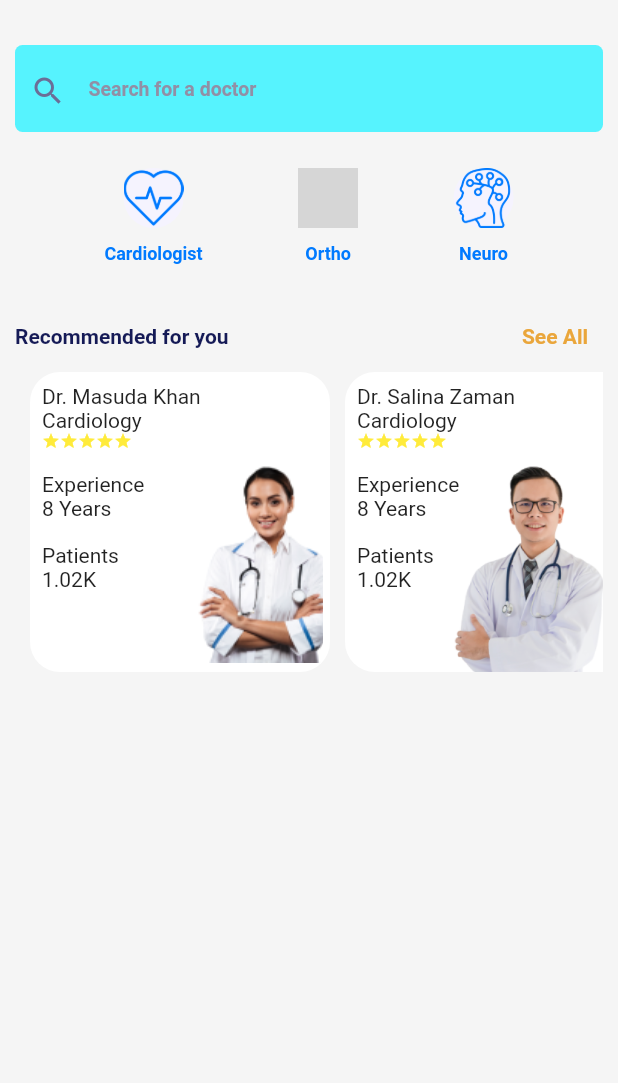
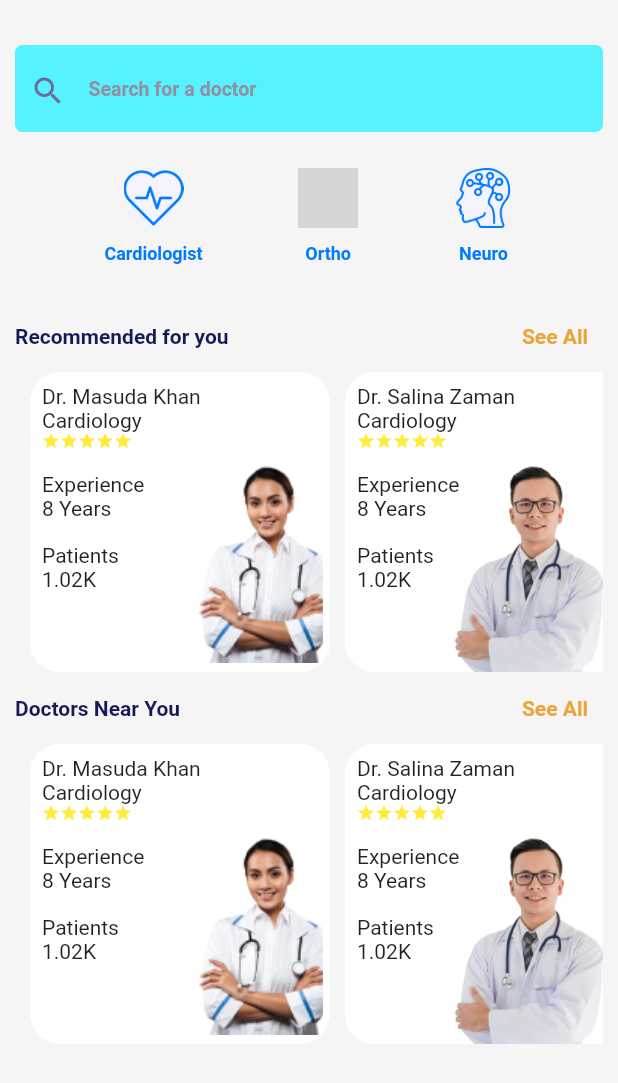
Before and after one commit to siddesh3101/eppo, a Flutter app: the screen it shows after launch, after a tap on "Doctor", on a phone screen of 412 x 824 dp. Shown: the top 1083 px of the screen. Run offline on Flutter 3.47's test engine with Material 2 defaults, Android fonts, the phone set to English and light mode, and no system bars; our stand-ins replace calendar_timeline, carousel_slider, custom_sliding_segmented_control, dio, file_picker, firebase_core and 10 more; missing offline and left inert: booking_calendar, flutter_advanced_segment, flutter_google_places_hoc081098, geocoder, google_api_headers, google_maps_webservice and 2 more; accounts and stored records are empty; network calls fail; grey boxes are pictures that could not be loaded.

Commit message:
noti fix

```diff
--- a/eppo/lib/pages/doctor_screen.dart
+++ b/eppo/lib/pages/doctor_screen.dart
@@ -193,6 +193,120 @@ class _DoctorScreenState extends State<DoctorScreen> {
                     );
                   },
                 ),
+
+                //           ListView.builder(
+                //
+                //   itemBuilder: (BuildContext context, int index) {
+                //
+                //     return ListTile(
+                //       leading: CircleAvatar(
+                //         backgroundImage: AssetImage(doctor.image),
+                //       ),
+                //       title: Text(doctor.name),
+                //       subtitle: Text('${doctor.speciality}, ${doctor.location}'),
+                //       trailing: Text('${doctor.rating}'),
+                //     );
+                //   },
+                // ),
+              ),
+              Row(
+                mainAxisAlignment: MainAxisAlignment.spaceBetween,
+                children: [
+                  Text(
+                    'Doctors Near You',
+                    style: kTitleStyle,
+                  ),
+                  TextButton(
+                    child: Text(
+                      'See All',
+                      style: TextStyle(
+                        color: Color(MyColors.yellow01),
+                        fontWeight: FontWeight.bold,
+                      ),
+                    ),
+                    onPressed: () {},
+                  )
+                ],
+              ),
+              SizedBox(
+                height: 200,
+                child: ListView.builder(
+                  shrinkWrap: true,
+                  itemCount: _filteredDoctors.length,
+                  scrollDirection: Axis.horizontal,
+                  itemBuilder: (context, index) {
+                    final doctor = _filteredDoctors[index];
+                    return Padding(
+                      padding: const EdgeInsets.only(left: 10),
+                      child: InkWell(
+                        onTap: () {
+                          Navigator.of(context).push(MaterialPageRoute(
+                            builder: (context) => SliverDoctorDetail(
+                              decide: false,
+                              doc: doctor,
+                            ),
+                          ));
+                        },
+                        child: Container(
+                          width: 200,
+                          height: 100,
+                          decoration: BoxDecoration(
+                            color: Colors.white,
+                            borderRadius: BorderRadius.circular(20),
+                          ),
+                          child: Stack(
+                            children: [
+                              Padding(
+                                padding: const EdgeInsets.all(8.0),
+                                child: Column(
+                                  crossAxisAlignment: CrossAxisAlignment.start,
+                                  children: [
+                                    Text(doctor.name),
+                                    Text(doctor.speciality),
+                                    Row(
+                                      children: [
+                                        for (int i = 0; i < 5; i++)
+                                          Icon(
+                                            Icons.star,
+                                            color: Colors.yellow,
+                                            size: 12,
+                                          ),
+                                      ],
+                                    ),
+                                    SizedBox(
+                                      height: 15,
+                                    ),
+                                    Text("Experience"),
+                                    Text("8 Years"),
+                                    SizedBox(
+                                      height: 15,
+                                    ),
+                                    Text("Patients"),
+                                    Text("1.02K"),
+                                  ],
+                                ),
+                              ),
+                              Positioned(
+                                bottom: 0,
+                                right: 0,
+                                child: Container(
+                                  width: 150,
+                                  height: 150,
+                                  decoration: BoxDecoration(
+                                    borderRadius: BorderRadius.only(
+                                        bottomRight: Radius.circular(10)),
+                                  ),
+                                  child: Image.asset(doctor.image),
+                                ),
+                              ),
+                            ],
+                          ),
+                        ),
+                      ),
+                    );
+                  },
+                ),
+
                 //           ListView.builder(
                 //
                 //   itemBuilder: (BuildContext context, int index) {
--- a/eppo/lib/pages/home_page.dart
+++ b/eppo/lib/pages/home_page.dart
@@ -468,7 +468,7 @@ class ScheduleCard extends StatelessWidget {
           ),
           Flexible(
             child: Text(
-              '12:00 ~ 12:30',
+              '13:00 ~ 13:30',
               style: TextStyle(color: Colors.black),
             ),
           ),
--- a/eppo/lib/pages/schedule.dart
+++ b/eppo/lib/pages/schedule.dart
@@ -226,7 +226,7 @@ class _ScheduleTabState extends State<ScheduleTab> {
                                   child: OutlinedButton(
                                     child: Text('Review'),
                                     onPressed: () {
-                                      Navigator.pushNamed(context, '/review');
+                                      // Navigator.pushNamed(context, '/review');
                                     },
                                   ),
                                 ),
--- a/eppo/lib/router/route.dart
+++ b/eppo/lib/router/route.dart
@@ -1,6 +1,7 @@
 import 'package:eppo/pages/chat_page.dart';
 import 'dart:collection';
 import 'package:eppo/pages/main_page.dart';
+import 'package:eppo/pages/profile_screen.dart';
 import 'package:flutter/material.dart';
 import '../pages/dr_screen.dart';
 import '../pages/prof_page.dart';
--- a/eppo/lib/screens/book_slot.dart
+++ b/eppo/lib/screens/book_slot.dart
@@ -284,7 +284,7 @@ class _BookSlotPageState extends State<BookSlotPage> {
                           Razorpay _razorPay = Razorpay();
                           var options = {
                             'key': 'rzp_test_NTCtiBhSzJJA1c',
-                            'amount': res.amount,
+                            'amount': res.amount * 100,
                             'name': 'TimeTap Ltd.',
                             'description': 'Appointment Booking',
                             'retry': {'enabled': true, 'max_count': 1},
```
Also changed, not shown: eppo/lib/pages/main_page.dart (+6 -1 lines), eppo/lib/pages/on_appointment.dart (added, +41 -0 lines), eppo/lib/pages/person.dart (+4 -3 lines), eppo/lib/pages/prof_page.dart (+15 -2 lines), eppo/lib/services/appointment_service.dart (+12 -0 lines), 1 other file.
